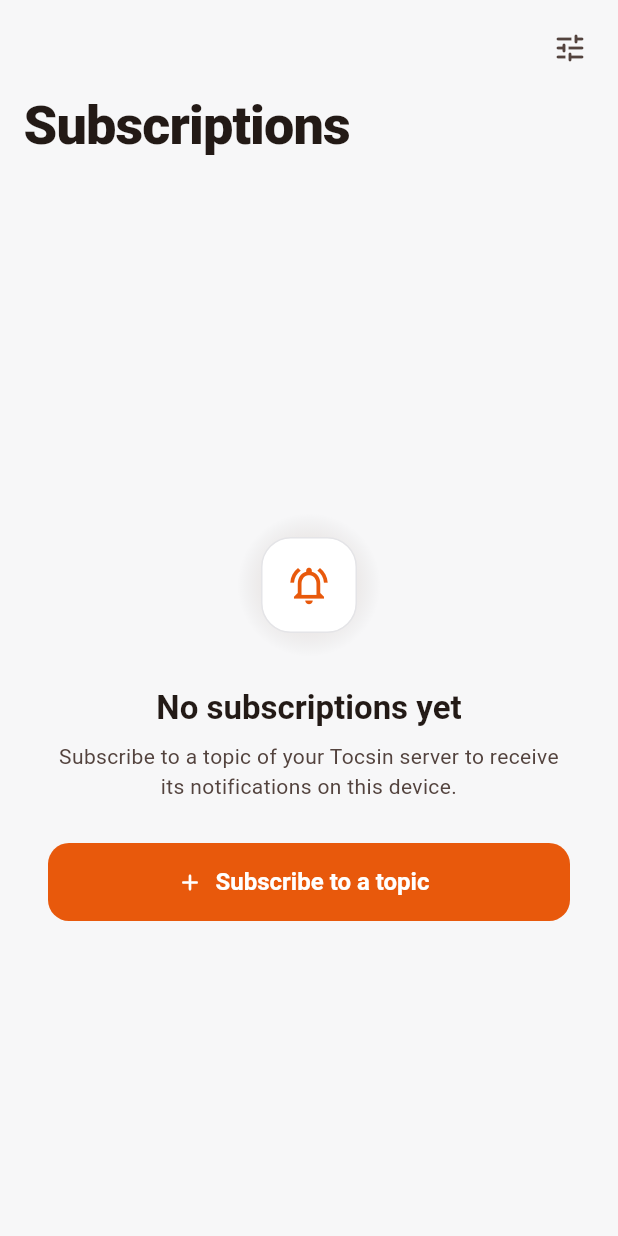
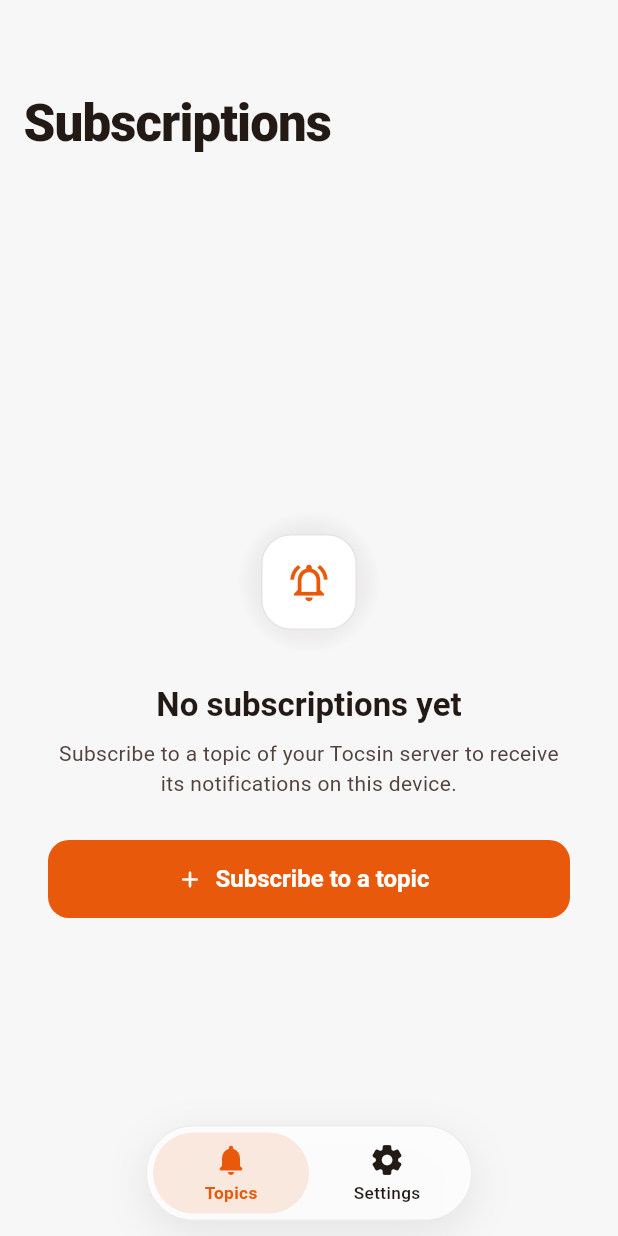
Before and after one commit to TelKine-Studio/tocsin, a Flutter app: the screen it shows after launch, on a phone screen of 412 x 824 dp. Run offline on Flutter 3.47's test engine with Material 3 defaults, Android fonts, the phone set to English and light mode, and no system bars; our stand-ins replace flutter_secure_storage, shared_preferences; missing offline and left inert: dart_pusher_channels.

Commit message:
iOS-style navigation: floating tab bar, large titles, grouped settings
Topics and settings become tabs of a floating bar, with the subscribe
button next to it. Both screens use a large title, and settings use
grouped sections with explanations.

```diff
--- a/mobile/lib/l10n/strings.dart
+++ b/mobile/lib/l10n/strings.dart
@@ -74,6 +74,8 @@ class S {
     'server_actions': 'Server',
     'settings': 'Settings',
     'servers': 'Servers & accounts',
+    'servers_hint':
+        'Private topics of a server use the account signed in on that server.',
     'not_signed_in': 'Not signed in',
     'signed_in_as': 'Signed in as :name',
     'unsubscribe': 'Unsubscribe',
@@ -178,6 +180,7 @@ class S {
     'server_actions': 'Serveur',
     'settings': 'Paramètres',
     'servers': 'Serveurs et comptes',
+    'servers_hint': 'Les topics privés d’un serveur utilisent le compte connecté sur ce serveur.',
     'not_signed_in': 'Non connecté',
     'signed_in_as': 'Connecté en tant que :name',
     'unsubscribe': 'Se désabonner',
--- a/mobile/lib/main.dart
+++ b/mobile/lib/main.dart
@@ -6,7 +6,7 @@ import 'package:provider/provider.dart';
 
 import 'l10n/strings.dart';
 import 'models/models.dart';
-import 'screens/home_screen.dart';
+import 'screens/app_shell.dart';
 import 'services/action_runner.dart';
 import 'screens/topic_screen.dart';
 import 'services/push_service.dart';
@@ -132,7 +132,7 @@ class _TocsinAppState extends State<TocsinApp> with WidgetsBindingObserver {
           GlobalWidgetsLocalizations.delegate,
           GlobalCupertinoLocalizations.delegate,
         ],
-        home: const HomeScreen(),
+        home: const AppShell(),
       ),
     );
   }
--- /dev/null
+++ b/mobile/lib/screens/app_shell.dart
@@ -0,0 +1,236 @@
+import 'dart:ui';
+
+import 'package:flutter/material.dart';
+import 'package:provider/provider.dart';
+
+import '../l10n/strings.dart';
+import '../state/app_state.dart';
+import 'home_screen.dart';
+import 'settings_screen.dart';
+import 'subscribe_screen.dart';
+
+/// Main screens behind a floating tab bar, with the subscribe button next
+/// to it on the topics tab.
+class AppShell extends StatefulWidget {
+  const AppShell({super.key});
+
+  @override
+  State<AppShell> createState() => _AppShellState();
+}
+
+class _AppShellState extends State<AppShell> {
+  int _tab = 0;
+
+  @override
+  Widget build(BuildContext context) {
+    final s = S.of(context);
+    final state = context.watch<AppState>();
+    final showAdd =
+        _tab == 0 && !state.loading && state.subscriptions.isNotEmpty;
+
+    return Scaffold(
+      extendBody: true,
+      body: IndexedStack(
+        index: _tab,
+        children: const [HomeScreen(), SettingsScreen()],
+      ),
+      bottomNavigationBar: SafeArea(
+        top: false,
+        minimum: const EdgeInsets.fromLTRB(16, 0, 16, 10),
+        child: SizedBox(
+          height: 64,
+          child: Stack(
+            alignment: Alignment.center,
+            children: [
+              _TabBar(
+                index: _tab,
+                onSelect: (index) => setState(() => _tab = index),
+                items: [
+                  (Icons.notifications_rounded, s.t('topics_label')),
+                  (Icons.settings_rounded, s.t('settings')),
+                ],
+              ),
+              Positioned(
+                right: 0,
+                child: AnimatedScale(
+                  scale: showAdd ? 1 : 0,
+                  duration: const Duration(milliseconds: 180),
+                  curve: Curves.easeOut,
+                  child: _AddButton(
+                    tooltip: s.t('subscribe'),
+                    onPressed: () => Navigator.of(context).push(
+                      MaterialPageRoute(
+                        builder: (_) => const SubscribeScreen(),
+                      ),
+                    ),
+                  ),
+                ),
+              ),
+            ],
+          ),
+        ),
+      ),
+    );
+  }
+}
+
+/// Translucent pill with one button per tab.
+class _TabBar extends StatelessWidget {
+  const _TabBar({
+    required this.index,
+    required this.onSelect,
+    required this.items,
+  });
+
+  final int index;
+  final ValueChanged<int> onSelect;
+  final List<(IconData, String)> items;
+
+  @override
+  Widget build(BuildContext context) {
+    final theme = Theme.of(context);
+    final dark = theme.brightness == Brightness.dark;
+
+    return DecoratedBox(
+      decoration: BoxDecoration(
+        borderRadius: BorderRadius.circular(32),
+        boxShadow: [
+          BoxShadow(
+            color: Colors.black.withValues(alpha: dark ? 0.4 : 0.08),
+            blurRadius: 24,
+            offset: const Offset(0, 8),
+          ),
+        ],
+      ),
+      child: ClipRRect(
+        borderRadius: BorderRadius.circular(32),
+        child: BackdropFilter(
+          filter: ImageFilter.blur(sigmaX: 20, sigmaY: 20),
+          child: Container(
+            padding: const EdgeInsets.all(4),
+            decoration: BoxDecoration(
+              color: (dark ? const Color(0xFF1C1C1F) : Colors.white).withValues(
+                alpha: 0.82,
+              ),
+              borderRadius: BorderRadius.circular(32),
+              border: Border.all(
+                color: dark
+                    ? Colors.white.withValues(alpha: 0.08)
+                    : Colors.black.withValues(alpha: 0.06),
+              ),
+            ),
+            child: Row(
+              mainAxisSize: MainAxisSize.min,
+              children: [
+                for (var i = 0; i < items.length; i++)
+                  _TabItem(
+                    icon: items[i].$1,
+                    label: items[i].$2,
+                    selected: i == index,
+                    onTap: () => onSelect(i),
+                  ),
+              ],
+            ),
+          ),
+        ),
+      ),
+    );
+  }
+}
+
+class _TabItem extends StatelessWidget {
+  const _TabItem({
+    required this.icon,
+    required this.label,
+    required this.selected,
+    required this.onTap,
+  });
+
+  final IconData icon;
+  final String label;
+  final bool selected;
+  final VoidCallback onTap;
+
+  @override
+  Widget build(BuildContext context) {
+    final theme = Theme.of(context);
+    final color = selected
+        ? theme.colorScheme.primary
+        : theme.colorScheme.onSurface;
+
+    return Semantics(
+      selected: selected,
+      button: true,
+      label: label,
+      child: GestureDetector(
+        behavior: HitTestBehavior.opaque,
+        onTap: onTap,
+        child: AnimatedContainer(
+          duration: const Duration(milliseconds: 200),
+          curve: Curves.easeOut,
+          width: 104,
+          height: 54,
+          decoration: BoxDecoration(
+            color: selected
+                ? theme.colorScheme.primary.withValues(alpha: 0.12)
+                : Colors.transparent,
+            borderRadius: BorderRadius.circular(28),
+          ),
+          child: ExcludeSemantics(
+            child: Column(
+              mainAxisAlignment: MainAxisAlignment.center,
+              children: [
+                Icon(icon, size: 24, color: color),
+                const SizedBox(height: 2),
+                Text(
+                  label,
+                  maxLines: 1,
+                  overflow: TextOverflow.ellipsis,
+                  style: TextStyle(
+                    fontSize: 11.5,
+                    fontWeight: selected ? FontWeight.w700 : FontWeight.w500,
+                    color: color,
+                  ),
+                ),
+              ],
+            ),
+          ),
+        ),
+      ),
+    );
+  }
+}
+
+class _AddButton extends StatelessWidget {
+  const _AddButton({required this.tooltip, required this.onPressed});
+
+  final String tooltip;
+  final VoidCallback onPressed;
+
+  @override
+  Widget build(BuildContext context) {
+    final theme = Theme.of(context);
+    return Tooltip(
+      message: tooltip,
+      child: Material(
+        color: theme.colorScheme.primary,
+        shape: const CircleBorder(),
+        elevation: 4,
+        shadowColor: theme.colorScheme.primary.withValues(alpha: 0.5),
+        child: InkWell(
+          customBorder: const CircleBorder(),
+          onTap: onPressed,
+          child: SizedBox(
+            width: 60,
+            height: 60,
+            child: Icon(
+              Icons.add_rounded,
+              size: 30,
+              color: theme.colorScheme.onPrimary,
+            ),
+          ),
+        ),
+      ),
+    );
+  }
+}
--- a/mobile/lib/screens/home_screen.dart
+++ b/mobile/lib/screens/home_screen.dart
@@ -6,7 +6,6 @@ import '../models/models.dart';
 import '../services/push_service.dart';
 import '../state/app_state.dart';
 import '../widgets/common.dart';
-import 'settings_screen.dart';
 import 'subscribe_screen.dart';
 import 'topic_screen.dart';
 
@@ -27,17 +26,6 @@ class HomeScreen extends StatelessWidget {
     final unread = state.totalUnread;
 
     return Scaffold(
-      floatingActionButton: subscriptions.isEmpty
-          ? null
-          : FloatingActionButton(
-              tooltip: s.t('subscribe'),
-              onPressed: () => _openSubscribe(context),
-              backgroundColor: theme.colorScheme.primary,
-              foregroundColor: theme.colorScheme.onPrimary,
-              elevation: 2,
-              shape: const CircleBorder(),
-              child: const Icon(Icons.add_rounded, size: 30),
-            ),
       body: state.loading
           ? const Center(child: CircularProgressIndicator())
           : ValueListenableBuilder<Set<String>>(
@@ -48,40 +36,7 @@ class HomeScreen extends StatelessWidget {
                 child: CustomScrollView(
                   physics: const AlwaysScrollableScrollPhysics(),
                   slivers: [
-                    // The expanded title uses headlineMedium: larger here
-                    // only, the collapsed title keeps the bar's size.
-                    Theme(
-                      data: theme.copyWith(
-                        textTheme: theme.textTheme.copyWith(
-                          headlineMedium: theme.textTheme.headlineMedium
-                              ?.copyWith(fontSize: 36, height: 1.1),
-                        ),
-                      ),
-                      child: SliverAppBar.large(
-                        // iOS-like large title: big when expanded, the
-                        // regular size once collapsed in the bar.
-                        expandedHeight: 132,
-                        title: Text(
-                          s.t('subscriptions'),
-                          style: const TextStyle(
-                            fontWeight: FontWeight.w800,
-                            letterSpacing: -0.6,
-                          ),
-                        ),
-                        actions: [
-                          IconButton(
-                            tooltip: s.t('settings'),
-                            icon: const Icon(Icons.tune_rounded),
-                            onPressed: () => Navigator.of(context).push(
-                              MaterialPageRoute(
-                                builder: (_) => const SettingsScreen(),
-                              ),
-                            ),
-                          ),
-                          const SizedBox(width: 8),
-                        ],
-                      ),
-                    ),
+                    LargeTitleBar(title: s.t('subscriptions')),
                     if (subscriptions.isEmpty)
                       SliverFillRemaining(
                         hasScrollBody: false,
```
Also changed, not shown: mobile/lib/screens/settings_screen.dart (+4 -9 lines), mobile/lib/widgets/common.dart (+85 -13 lines).
